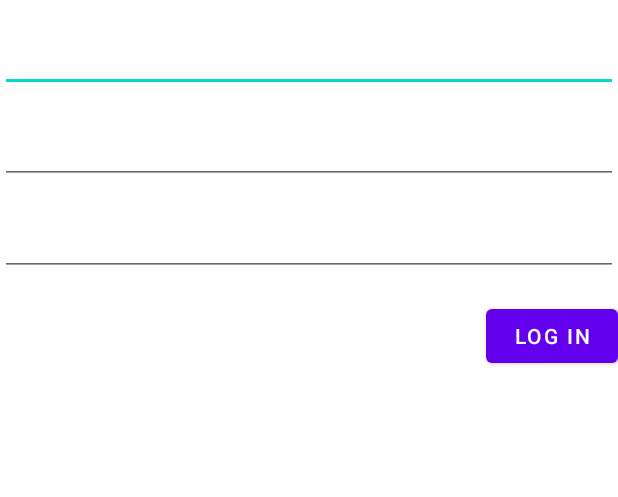
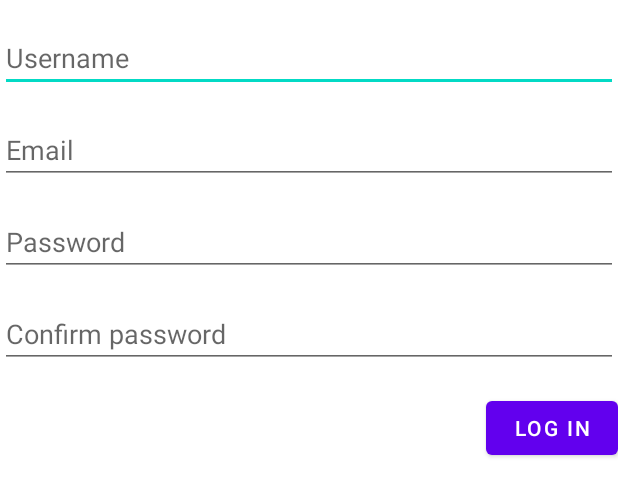
Before and after one commit to cvetkovski98/instanim, an Android app: the layout fragment_signup.xml on its own in the app's theme, with its tools: preview values and no code run, on a phone screen of 412 x 824 dp. Shown: the top 497 px of the screen. Run offline under Robolectric (Android 15) with nearby library versions, the phone set to English and light mode, and no system bars.

Commit message:
work in progress users

```diff
--- a/app/src/main/java/mk/com/ukim/finki/mpip/instanim/factories/AuthViewModelFactory.kt
+++ b/app/src/main/java/mk/com/ukim/finki/mpip/instanim/factories/AuthViewModelFactory.kt
@@ -3,14 +3,16 @@ package mk.com.ukim.finki.mpip.instanim.factories
 import androidx.lifecycle.ViewModel
 import androidx.lifecycle.ViewModelProvider
 import mk.com.ukim.finki.mpip.instanim.repository.AuthRepository
+import mk.com.ukim.finki.mpip.instanim.repository.UserRepository
 import mk.com.ukim.finki.mpip.instanim.ui.auth.AuthViewModel
 
 class AuthViewModelFactory(
-    private val authRepository: AuthRepository
+    private val authRepository: AuthRepository,
+    private val userRepository: UserRepository
 ) : ViewModelProvider.Factory {
 
     @Suppress("UNCHECKED_CAST")
     override fun <T : ViewModel?> create(modelClass: Class<T>): T {
-        return AuthViewModel(authRepository) as T
+        return AuthViewModel(authRepository, userRepository) as T
     }
 }
--- a/app/src/main/java/mk/com/ukim/finki/mpip/instanim/repository/PostRepository.kt
+++ b/app/src/main/java/mk/com/ukim/finki/mpip/instanim/repository/PostRepository.kt
@@ -9,6 +9,7 @@ import mk.com.ukim.finki.mpip.instanim.data.entity.Post
 import mk.com.ukim.finki.mpip.instanim.data.model.Resource
 
 object PostRepository {
+
     private val postDb: DatabaseReference = Firebase.database.reference.child("posts")
 
     suspend fun getPosts(): Resource<List<Post>> {
--- a/app/src/main/java/mk/com/ukim/finki/mpip/instanim/repository/StorageRepository.kt
+++ b/app/src/main/java/mk/com/ukim/finki/mpip/instanim/repository/StorageRepository.kt
@@ -1,14 +1,13 @@
 package mk.com.ukim.finki.mpip.instanim.repository
 
 import android.net.Uri
-import android.util.Log
 import com.google.firebase.ktx.Firebase
 import com.google.firebase.storage.ktx.storage
 import kotlinx.coroutines.tasks.await
 import mk.com.ukim.finki.mpip.instanim.data.model.Resource
 
 object StorageRepository {
-    private val TAG: String = "StorageRepository"
+
     private val storage = Firebase.storage("gs://instanim.appspot.com")
     private val storageRef = storage.reference
 
--- a/app/src/main/java/mk/com/ukim/finki/mpip/instanim/ui/auth/SignupFragment.kt
+++ b/app/src/main/java/mk/com/ukim/finki/mpip/instanim/ui/auth/SignupFragment.kt
@@ -56,7 +56,7 @@ class SignupFragment : Fragment() {
 
     private fun setupButtons() {
         binding.signupButton.setOnClickListener {
-
+            val username = binding.username.text.toString()
             val email = binding.email.text.toString()
             val password = binding.password.text.toString()
             val confirmPassword = binding.confirmPassword.text.toString()
@@ -68,7 +68,7 @@ class SignupFragment : Fragment() {
                     Toast.LENGTH_SHORT
                 ).show()
             } else {
-                authViewModel.signUpUser(email, password)
+                authViewModel.signUpUser(username, email, password)
             }
         }
     }
--- a/app/src/main/java/mk/com/ukim/finki/mpip/instanim/ui/posts/PostDetailsFragment.kt
+++ b/app/src/main/java/mk/com/ukim/finki/mpip/instanim/ui/posts/PostDetailsFragment.kt
@@ -6,7 +6,6 @@ import android.view.LayoutInflater
 import android.view.View
 import android.view.ViewGroup
 import androidx.fragment.app.Fragment
-import androidx.fragment.app.activityViewModels
 import androidx.fragment.app.viewModels
 import androidx.navigation.fragment.navArgs
 import mk.com.ukim.finki.mpip.instanim.data.model.Status
--- a/app/src/main/java/mk/com/ukim/finki/mpip/instanim/ui/posts/PostViewModel.kt
+++ b/app/src/main/java/mk/com/ukim/finki/mpip/instanim/ui/posts/PostViewModel.kt
@@ -1,6 +1,5 @@
 package mk.com.ukim.finki.mpip.instanim.ui.posts
 
-import android.net.Uri
 import androidx.lifecycle.LiveData
 import androidx.lifecycle.MutableLiveData
 import androidx.lifecycle.ViewModel
--- a/app/src/main/java/mk/com/ukim/finki/mpip/instanim/ui/posts/create/PostCreateViewModel.kt
+++ b/app/src/main/java/mk/com/ukim/finki/mpip/instanim/ui/posts/create/PostCreateViewModel.kt
@@ -15,7 +15,7 @@ import mk.com.ukim.finki.mpip.instanim.util.Util
 
 class PostCreateViewModel(
     private val postRepository: PostRepository,
-    private val storageRepository: StorageRepository,
+    private val storageRepository: StorageRepository
 ) : ViewModel() {
     private var _postBuilder = PostBuilder()
 
@@ -51,7 +51,8 @@ class PostCreateViewModel(
             localUri?.let {
                 storageRepository.uploadPhoto(Uri.parse(it), imageTargetUri)
 
-                val uri = storageRepository.getDownloadUrl(imageTargetUri) // TODO: handle possible failure
+                val uri =
+                    storageRepository.getDownloadUrl(imageTargetUri) // TODO: handle possible failure
                 _postBuilder.imageUri = uri.data
 
                 _createResult.postValue(
--- a/app/src/main/java/mk/com/ukim/finki/mpip/instanim/util/FactoryInjector.kt
+++ b/app/src/main/java/mk/com/ukim/finki/mpip/instanim/util/FactoryInjector.kt
@@ -6,10 +6,11 @@ import mk.com.ukim.finki.mpip.instanim.factories.PostViewModelFactory
 import mk.com.ukim.finki.mpip.instanim.repository.AuthRepository
 import mk.com.ukim.finki.mpip.instanim.repository.PostRepository
 import mk.com.ukim.finki.mpip.instanim.repository.StorageRepository
+import mk.com.ukim.finki.mpip.instanim.repository.UserRepository
 
 object FactoryInjector {
     fun getAuthViewModel(): AuthViewModelFactory {
-        return AuthViewModelFactory(AuthRepository)
+        return AuthViewModelFactory(AuthRepository, UserRepository)
     }
 
     fun getPostViewModel(): PostViewModelFactory {
--- a/app/src/main/res/layout/fragment_signup.xml
+++ b/app/src/main/res/layout/fragment_signup.xml
@@ -7,16 +7,31 @@
     tools:context=".ui.auth.SignupFragment">
 
     <EditText
+        android:id="@+id/username"
+        android:layout_width="match_parent"
+        android:layout_height="wrap_content"
+        android:layout_marginTop="16dp"
+        android:autofillHints="email"
+        android:hint="Username"
+        android:inputType="textEmailAddress"
+        app:layout_constraintBottom_toBottomOf="parent"
+        app:layout_constraintEnd_toEndOf="parent"
+        app:layout_constraintStart_toStartOf="parent"
+        app:layout_constraintTop_toTopOf="parent"
+        app:layout_constraintVertical_bias="0.0" />
+
+    <EditText
         android:id="@+id/email"
         android:layout_width="match_parent"
         android:layout_height="wrap_content"
         android:layout_marginTop="16dp"
+        android:autofillHints="email"
+        android:hint="Email"
         android:inputType="textEmailAddress"
         app:layout_constraintBottom_toBottomOf="parent"
         app:layout_constraintEnd_toEndOf="parent"
-        app:layout_constraintHorizontal_bias="0.0"
         app:layout_constraintStart_toStartOf="parent"
-        app:layout_constraintTop_toTopOf="parent"
+        app:layout_constraintTop_toBottomOf="@+id/username"
         app:layout_constraintVertical_bias="0.0" />
 
     <EditText
@@ -24,10 +39,11 @@
         android:layout_width="match_parent"
         android:layout_height="wrap_content"
         android:layout_marginTop="16dp"
+        android:autofillHints="password"
+        android:hint="Password"
         android:inputType="textPassword"
         app:layout_constraintBottom_toBottomOf="parent"
         app:layout_constraintEnd_toEndOf="parent"
-        app:layout_constraintHorizontal_bias="0.0"
         app:layout_constraintStart_toStartOf="parent"
         app:layout_constraintTop_toBottomOf="@+id/email"
         app:layout_constraintVertical_bias="0.0" />
@@ -37,10 +53,11 @@
         android:layout_width="match_parent"
         android:layout_height="wrap_content"
         android:layout_marginTop="16dp"
+        android:autofillHints="password"
+        android:hint="Confirm password"
         android:inputType="textPassword"
         app:layout_constraintBottom_toBottomOf="parent"
         app:layout_constraintEnd_toEndOf="parent"
-        app:layout_constraintHorizontal_bias="0.0"
         app:layout_constraintStart_toStartOf="parent"
         app:layout_constraintTop_toBottomOf="@+id/password"
         app:layout_constraintVertical_bias="0.0" />
--- a/build.gradle
+++ b/build.gradle
@@ -8,7 +8,7 @@ buildscript {
     dependencies {
         classpath "com.android.tools.build:gradle:4.1.2"
         classpath "org.jetbrains.kotlin:kotlin-gradle-plugin:$kotlin_version"
-        classpath "androidx.navigation:navigation-safe-args-gradle-plugin:2.3.3"
+        classpath "androidx.navigation:navigation-safe-args-gradle-plugin:2.3.4"
         classpath 'com.google.gms:google-services:4.3.5'
 
         // NOTE: Do not place your application dependencies here; they belong
```
Also changed, not shown: app/src/main/java/mk/com/ukim/finki/mpip/instanim/data/entity/User.kt (+17 -4 lines), app/src/main/java/mk/com/ukim/finki/mpip/instanim/data/entity/UserShortDetails.kt (added, +8 -0 lines), app/src/main/java/mk/com/ukim/finki/mpip/instanim/repository/AuthRepository.kt (+40 -20 lines), app/src/main/java/mk/com/ukim/finki/mpip/instanim/repository/UserRepository.kt (added, +97 -0 lines), app/src/main/java/mk/com/ukim/finki/mpip/instanim/ui/auth/AuthViewModel.kt (+30 -4 lines), app/src/main/java/mk/com/ukim/finki/mpip/instanim/util/Util.kt (+6 -5 lines).
